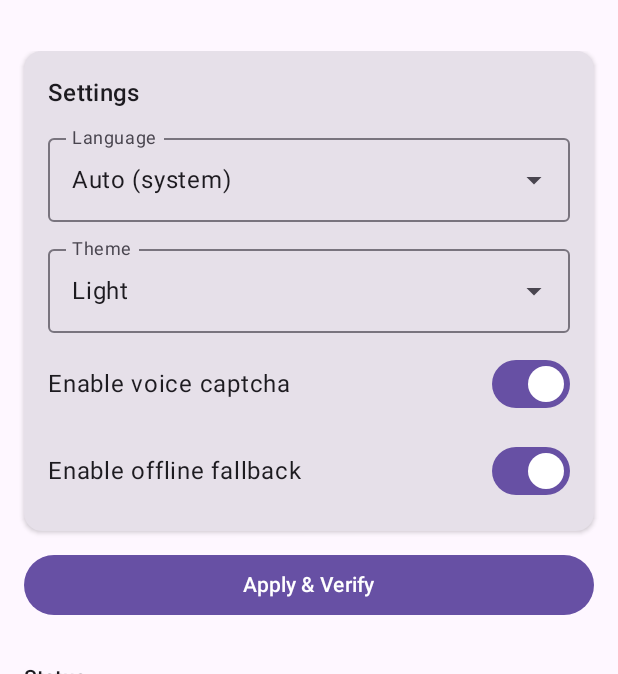
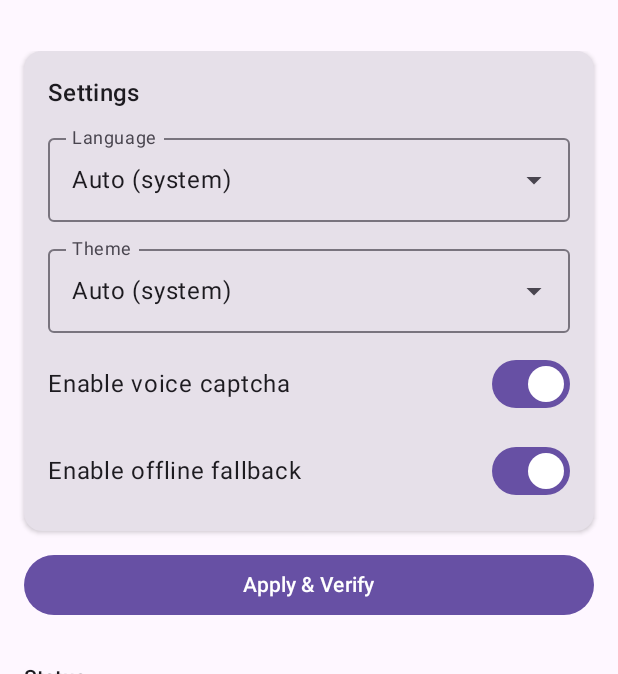
Before and after one commit to Captcha-La/android-demo, an Android app built with Jetpack Compose: the screen it shows after launch (MainActivity), on a phone screen of 412 x 824 dp, the part 69-743 px from its top. Run offline under Robolectric (Android 15) with nearby library versions, the phone set to English and light mode, and no system bars; libraries missing offline, so code that uses them is left out: la.captcha.sdk.

Commit message:
Update SDK and improve stability

```diff
--- a/app/build.gradle
+++ b/app/build.gradle
@@ -53,7 +53,7 @@ android {
 
 dependencies {
     // Captchala SDK from Maven Central — auto-pulls all transitive deps via POM.
-    implementation 'la.captcha:captchala:1.0.2'
+    implementation 'la.captcha:captchala:1.1.0'
 
     implementation 'androidx.core:core-ktx:1.12.0'
     implementation 'androidx.activity:activity-compose:1.8.2'
--- a/app/src/main/java/la/captcha/demo/MainActivity.kt
+++ b/app/src/main/java/la/captcha/demo/MainActivity.kt
@@ -38,6 +38,7 @@ import androidx.compose.ui.Alignment
 import androidx.compose.ui.Modifier
 import androidx.compose.ui.text.font.FontFamily
 import androidx.compose.ui.unit.dp
+import androidx.lifecycle.lifecycleScope
 import la.captcha.sdk.CaptchalaClient
 import la.captcha.sdk.CaptchalaConfig
 import la.captcha.sdk.CaptchalaError
@@ -46,7 +47,6 @@ import la.captcha.sdk.CaptchalaResult
 import kotlinx.coroutines.CoroutineScope
 import kotlinx.coroutines.Dispatchers
 import kotlinx.coroutines.launch
-import kotlinx.coroutines.runBlocking
 import kotlinx.coroutines.withContext
 import org.json.JSONObject
 import java.net.HttpURLConnection
@@ -57,18 +57,25 @@ import java.net.URL
  */
 class MainActivity : ComponentActivity() {
 
-    private val appKey: String = "demo_app"
+    // ── Fill these in before running ─────────────────────────────────────
+    // Your app key from https://dash.captcha.la
+    private val appKey: String = ""
+    // Base URL of YOUR backend that issues the server_token and validates the
+    // pass_token (see https://captcha.la/docs). The two endpoints used below
+    // (/demo/issue-captcha-token, /demo/validate-pass-token) are examples —
+    // point them at whatever your backend exposes.
+    private val backendUrl: String = ""
+    // Your business user ID — in a real app this comes from the signed-in session.
     private val demoUid: String = "demo-user-12345"
 
     private var captcha: CaptchalaClient? = null
 
-    /** Fetches server_token from the dashboard demo backend. In a real
-     *  integration, this should be an HTTP call to your own backend
-     *  (which holds the app credentials and proxies to the Captchala API). */
+    /** Fetches the server_token from your backend (which holds the app
+     *  credentials and calls the Captchala API). */
     private suspend fun fetchServerToken(): String? = withContext(Dispatchers.IO) {
         try {
             val url = URL(
-                "https://demo-v1.captcha.la/demo/issue-captcha-token" +
+                "$backendUrl/demo/issue-captcha-token" +
                         "?app_key=${appKey}&action=demo&uid=${demoUid}"
             )
             val conn = url.openConnection() as HttpURLConnection
@@ -86,7 +93,7 @@ class MainActivity : ComponentActivity() {
     private suspend fun validatePassToken(passToken: String): String =
         withContext(Dispatchers.IO) {
             try {
-                val url = URL("https://demo-v1.captcha.la/demo/validate-pass-token")
+                val url = URL("$backendUrl/demo/validate-pass-token")
                 val conn = (url.openConnection() as HttpURLConnection).apply {
                     requestMethod = "POST"
                     connectTimeout = 8000
@@ -146,9 +153,17 @@ class MainActivity : ComponentActivity() {
         onResult: (String) -> Unit,
         onDone: () -> Unit,
     ) {
+        if (appKey.isEmpty() || backendUrl.isEmpty()) {
+            onStatus("Set appKey and backendUrl in MainActivity.kt first (get an app key at https://dash.captcha.la).")
+            onDone()
+            return
+        }
         onStatus("Initializing with your settings…")
 
-        val initialToken = runBlocking { fetchServerToken() }
+        // Fetch the server token off the main thread. Blocking here (runBlocking)
+        // froze the UI for up to the 8 s network timeout and triggered an ANR.
+        lifecycleScope.launch {
+            val initialToken = fetchServerToken()
 
             // Destroy prior instance so init() picks up fresh config.
             CaptchalaClient.destroy()
@@ -179,8 +194,7 @@ class MainActivity : ComponentActivity() {
                     onResult(
                         "SUCCESS$flags\n" +
                                 "pass_token : ${result.passToken}\n" +
-                            "challenge  : ${result.challengeId}\n" +
-                            "ttl (sec)  : ${result.ttl}\n\n" +
+                                "challenge  : ${result.challengeId}\n\n" +
                                 "(validating pass_token with backend...)"
                     )
                     onDone()
@@ -189,8 +203,7 @@ class MainActivity : ComponentActivity() {
                         onResult(
                             "SUCCESS$flags\n" +
                                     "pass_token : ${result.passToken}\n" +
-                                "challenge  : ${result.challengeId}\n" +
-                                "ttl (sec)  : ${result.ttl}\n\n" +
+                                    "challenge  : ${result.challengeId}\n\n" +
                                     validateInfo
                         )
                     }
@@ -210,7 +223,8 @@ class MainActivity : ComponentActivity() {
                     onStatus("Closed by user.")
                     onDone()
                 }
-        })?.verify(this)
+            })?.verify(this@MainActivity)
+        }
     }
 }
 
@@ -235,6 +249,7 @@ private val LANGS = listOf(
 )
 
 private val THEMES = listOf(
+    "auto"  to "Auto (system)",
     "light" to "Light",
     "dark"  to "Dark",
 )
@@ -245,7 +260,7 @@ private fun PlaygroundScreen(
     onVerifyClick: (Settings, onStatus: (String) -> Unit, onResult: (String) -> Unit, onDone: () -> Unit) -> Unit,
 ) {
     var lang by remember { mutableStateOf("") } // Auto (system)
-    var theme by remember { mutableStateOf("light") }
+    var theme by remember { mutableStateOf("auto") }
     var enableVoice by remember { mutableStateOf(true) }
     var enableOffline by remember { mutableStateOf(true) }
 
@@ -288,7 +303,7 @@ private fun PlaygroundScreen(
                         label = "Theme",
                         options = THEMES.map { (k, v) -> k as String? to v },
                         selected = theme,
-                        onSelect = { theme = it ?: "light" }
+                        onSelect = { theme = it ?: "auto" }
                     )
 
                     ToggleRow("Enable voice captcha", enableVoice) { enableVoice = it }
```
Lines whose indentation alone changed are shown as unchanged.
